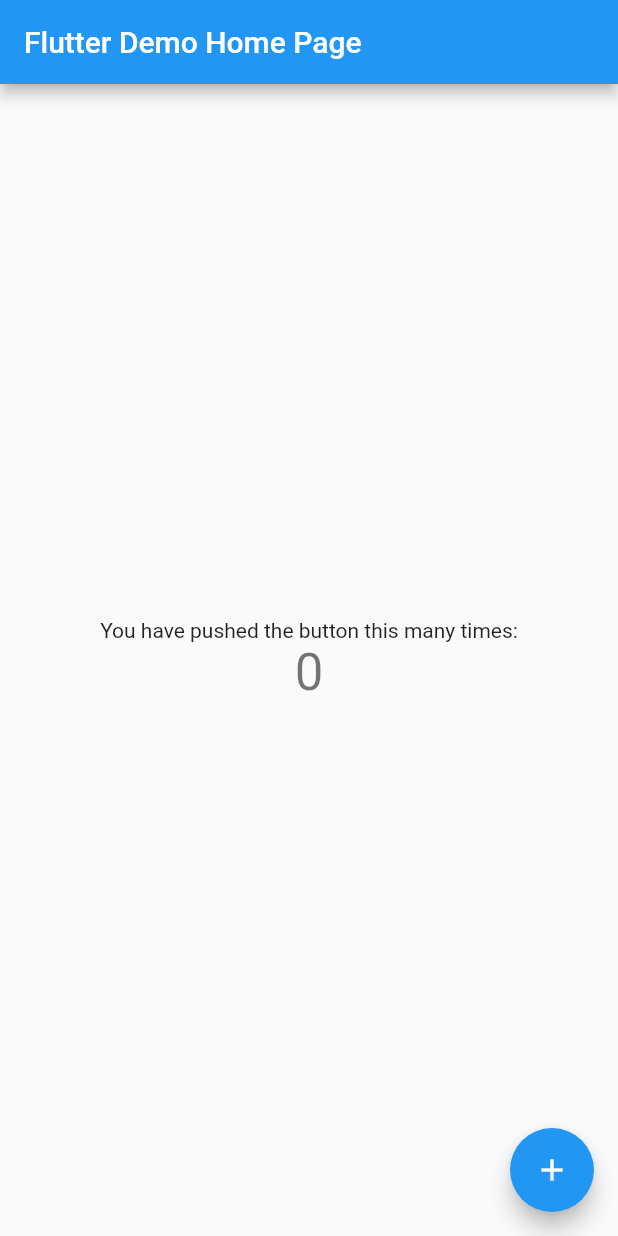
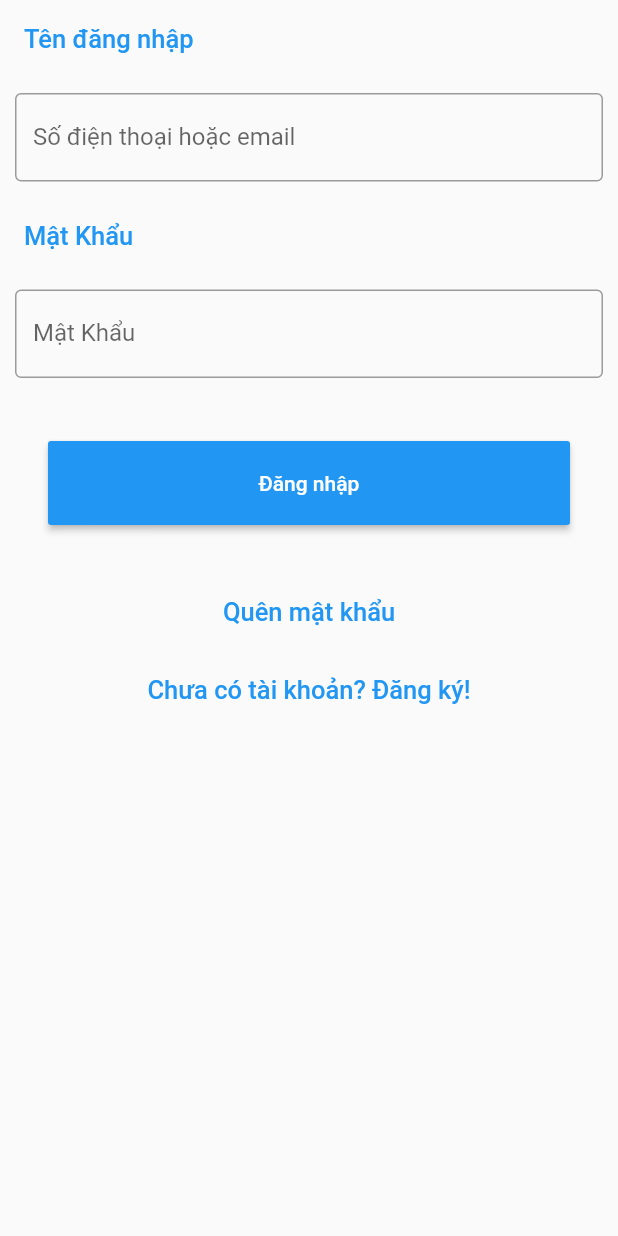
Before and after one commit to loanltt/halogis, a Flutter app: the screen it shows after launch, on a phone screen of 412 x 824 dp. Run offline on Flutter 3.47's test engine with Material 2 defaults, Android fonts, the phone set to English and light mode, and no system bars.

Commit message:
Added login screen

```diff
--- a/lib/main.dart
+++ b/lib/main.dart
@@ -1,117 +1,400 @@
 import 'package:flutter/material.dart';
 
 void main() {
-  runApp(MyApp());
+  //runApp(DangNhap());
+  runApp(MaterialApp(
+    title: 'Named Routes Demo',
+    // Start the app with the "/" named route. In this case, the app starts
+    // on the FirstScreen widget.
+    initialRoute: '/',
+    routes: {
+      // When navigating to the "/" route, build the FirstScreen widget.
+      '/': (context) => DangNhap(),
+      '/dangky': (context) => DangKy(),
+      // When navigating to the "/second" route, build the SecondScreen widget.
+      '/thongtinnguoidung': (context) => Thongtinnguoidung(),
+      // /name: (context) => NameScreen(),
+    },
+  ));
 }
 
-class MyApp extends StatelessWidget {
+class DangNhap extends StatelessWidget {
   // This widget is the root of your application.
   @override
   Widget build(BuildContext context) {
     return MaterialApp(
-      title: 'Flutter Demo',
-      theme: ThemeData(
-        // This is the theme of your application.
-        //
-        // Try running your application with "flutter run". You'll see the
-        // application has a blue toolbar. Then, without quitting the app, try
-        // changing the primarySwatch below to Colors.green and then invoke
-        // "hot reload" (press "r" in the console where you ran "flutter run",
-        // or simply save your changes to "hot reload" in a Flutter IDE).
-        // Notice that the counter didn't reset back to zero; the application
-        // is not restarted.
-        primarySwatch: Colors.blue,
-        // This makes the visual density adapt to the platform that you run
-        // the app on. For desktop platforms, the controls will be smaller and
-        // closer together (more dense) than on mobile platforms.
-        visualDensity: VisualDensity.adaptivePlatformDensity,
-      ),
-      home: MyHomePage(title: 'Flutter Demo Home Page'),
-    );
-  }
-}
+      //title: 'OTO VIET',
+      home: Scaffold(
+        /*appBar: AppBar(
+          title: Text('OTO VIET'),
+        ),*/
+        body: ListView(
+          children: [
+            textLogin,
+            tfLogin,
+            textPassword,
+            tfPassword,
+            buttonLogin,
+            forgetpassword,
+            //signIn
+            Container(
+              alignment: Alignment.center,
+              padding: const EdgeInsets.all(16),
+              child:GestureDetector(
+                onTap: () {
+                  Navigator.pushNamed(context, "/dangky");
+                },
+                child: Text(
+                  'Chưa có tài khoản? Đăng ký!',
+                  softWrap: true,
+                  style: TextStyle(
+                    color: Colors.blue,
+                    fontSize: 17,
+                    fontWeight: FontWeight.w500,
+                  ),
+                ),
+              ),
+            )
 
-class MyHomePage extends StatefulWidget {
-  MyHomePage({Key key, this.title}) : super(key: key);
-
-  // This widget is the home page of your application. It is stateful, meaning
-  // that it has a State object (defined below) that contains fields that affect
-  // how it looks.
-
-  // This class is the configuration for the state. It holds the values (in this
-  // case the title) provided by the parent (in this case the App widget) and
-  // used by the build method of the State. Fields in a Widget subclass are
-  // always marked "final".
-
-  final String title;
-
-  @override
-  _MyHomePageState createState() => _MyHomePageState();
-}
-
-class _MyHomePageState extends State<MyHomePage> {
-  int _counter = 0;
-
-  void _incrementCounter() {
-    setState(() {
-      // This call to setState tells the Flutter framework that something has
-      // changed in this State, which causes it to rerun the build method below
-      // so that the display can reflect the updated values. If we changed
-      // _counter without calling setState(), then the build method would not be
-      // called again, and so nothing would appear to happen.
-      _counter++;
-    });
-  }
-
-  @override
-  Widget build(BuildContext context) {
-    // This method is rerun every time setState is called, for instance as done
-    // by the _incrementCounter method above.
-    //
-    // The Flutter framework has been optimized to make rerunning build methods
-    // fast, so that you can just rebuild anything that needs updating rather
-    // than having to individually change instances of widgets.
-    return Scaffold(
-      appBar: AppBar(
-        // Here we take the value from the MyHomePage object that was created by
-        // the App.build method, and use it to set our appbar title.
-        title: Text(widget.title),
-      ),
-      body: Center(
-        // Center is a layout widget. It takes a single child and positions it
-        // in the middle of the parent.
-        child: Column(
-          // Column is also a layout widget. It takes a list of children and
-          // arranges them vertically. By default, it sizes itself to fit its
-          // children horizontally, and tries to be as tall as its parent.
-          //
-          // Invoke "debug painting" (press "p" in the console, choose the
-          // "Toggle Debug Paint" action from the Flutter Inspector in Android
-          // Studio, or the "Toggle Debug Paint" command in Visual Studio Code)
-          // to see the wireframe for each widget.
-          //
-          // Column has various properties to control how it sizes itself and
-          // how it positions its children. Here we use mainAxisAlignment to
-          // center the children vertically; the main axis here is the vertical
-          // axis because Columns are vertical (the cross axis would be
-          // horizontal).
-          mainAxisAlignment: MainAxisAlignment.center,
-          children: <Widget>[
-            Text(
-              'You have pushed the button this many times:',
-            ),
-            Text(
-              '$_counter',
-              style: Theme.of(context).textTheme.headline4,
-            ),
           ],
         ),
       ),
-      floatingActionButton: FloatingActionButton(
-        onPressed: _incrementCounter,
-        tooltip: 'Increment',
-        child: Icon(Icons.add),
-      ), // This trailing comma makes auto-formatting nicer for build methods.
     );
   }
+
+  Widget textLogin = Container(
+    padding: const EdgeInsets.all(16),
+    child: Text(
+      'Tên đăng nhập',
+      softWrap: true,
+      style: TextStyle(
+          color: Colors.blue,
+          fontSize: 17,
+          fontWeight: FontWeight.w500
+      ),
+    ),
+  );
+
+  Widget forgetpassword = Container(
+    alignment: Alignment.center,
+    padding: const EdgeInsets.all(16),
+    child: Text(
+      'Quên mật khẩu',
+      softWrap: true,
+      style: TextStyle(
+        color: Colors.blue,
+        fontSize: 17,
+        fontWeight: FontWeight.w500,
+      ),
+    ),
+  );
+
+  Widget signIn = Container(
+    alignment: Alignment.center,
+    padding: const EdgeInsets.all(16),
+    child: Text(
+      'Chưa có tài khoản? Đăng ký!',
+      softWrap: true,
+      style: TextStyle(
+        color: Colors.blue,
+        fontSize: 17,
+        fontWeight: FontWeight.w500,
+      ),
+    ),
+  );
+
+
+  Widget tfLogin = Container(
+    padding: EdgeInsets.all(10),
+    child: TextField(
+      decoration: InputDecoration(
+        border: OutlineInputBorder(),
+        labelText: 'Số điện thoại hoặc email',
+      ),
+    ),
+  );
+
+  Widget textPassword = Container(
+    padding: const EdgeInsets.all(16),
+    child: Text(
+      'Mật Khẩu',
+      softWrap: true,
+      style: TextStyle(
+          color: Colors.blue,
+          fontSize: 17,
+          fontWeight: FontWeight.w500
+      ),
+    ),
+  );
+
+  Widget tfPassword = Container(
+    padding: EdgeInsets.all(10),
+    child: TextField(
+      decoration: InputDecoration(
+        border: OutlineInputBorder(),
+        labelText: 'Mật Khẩu',
+      ),
+    ),
+  );
+
+  Widget buttonLogin = Container(
+    padding: const EdgeInsets.all(32),
+    child: RaisedButton(
+      //     disabledColor: Colors.red,
+      // disabledTextColor: Colors.black,
+      padding: const EdgeInsets.all(20),
+      textColor: Colors.white,
+      color: Colors.blue,
+      onPressed: () {
+
+      },
+      child: Text('Đăng nhập'),
+    ),
+  );
+
 }
+
+class DangKy extends StatelessWidget {
+  // This widget is the root of your application.
+  @override
+  Widget build(BuildContext context) {
+    return MaterialApp(
+      title: 'OTO VIET',
+      home: Scaffold(
+        appBar: AppBar(
+          title: Text('OTO VIET'),
+        ),
+        body: ListView(
+          children: [
+            //textLogin
+            textSignIn,
+            tfSignIn,
+            textPassword,
+            tfPassword,
+            checkedpassword,
+            tfcheckedpassword,
+            RaisedButton(
+              //     disabledColor: Colors.red,
+              // disabledTextColor: Colors.black,
+              padding: const EdgeInsets.all(20),
+              textColor: Colors.white,
+              color: Colors.blue,
+              onPressed: () {
+                Navigator.pushNamed(context, '/thongtinnguoidung');
+              },
+              child: Text('Tiếp tục'),
+            ),
+
+          ],
+        ),
+      ),
+    );
+  }
+
+  Widget textSignIn = Container(
+    padding: const EdgeInsets.all(16),
+    child: Text(
+      'Tài khoản',
+      softWrap: true,
+      style: TextStyle(
+          color: Colors.blue,
+          fontSize: 17,
+          fontWeight: FontWeight.w500
+      ),
+    ),
+  );
+
+  Widget tfSignIn = Container(
+    padding: EdgeInsets.all(10),
+    child: TextField(
+      decoration: InputDecoration(
+        border: OutlineInputBorder(),
+        labelText: 'Số điện thoại hoặc email',
+      ),
+    ),
+  );
+
+  Widget textPassword = Container(
+    padding: const EdgeInsets.all(16),
+    child: Text(
+      'Mật Khẩu',
+      softWrap: true,
+      style: TextStyle(
+          color: Colors.blue,
+          fontSize: 17,
+          fontWeight: FontWeight.w500
+      ),
+    ),
+  );
+
+  Widget tfPassword = Container(
+    padding: EdgeInsets.all(10),
+    child: TextField(
+      decoration: InputDecoration(
+        border: OutlineInputBorder(),
+        labelText: 'Mật Khẩu',
+      ),
+    ),
+  );
+
+  Widget checkedpassword = Container(
+    padding: const EdgeInsets.all(16),
+    child: Text(
+      'Nhập lại mật khẩu',
+      softWrap: true,
+      style: TextStyle(
+          color: Colors.blue,
+          fontSize: 17,
+          fontWeight: FontWeight.w500
+      ),
+    ),
+  );
+
+  Widget tfcheckedpassword = Container(
+    padding: EdgeInsets.all(10),
+    child: TextField(
+      decoration: InputDecoration(
+        border: OutlineInputBorder(),
+        labelText: 'Mật Khẩu',
+      ),
+    ),
+  );
+
+  Widget buttonNext = Container(
+    padding: const EdgeInsets.all(32),
+    child: RaisedButton(
+      //     disabledColor: Colors.red,
+      // disabledTextColor: Colors.black,
+      padding: const EdgeInsets.all(20),
+      textColor: Colors.white,
+      color: Colors.blue,
+      onPressed: () {
+        //Navigator.pushNamed(context, '/second');
+      },
+      child: Text('Tiếp tục'),
+    ),
+  );
+}
+
+class Thongtinnguoidung extends StatelessWidget {
+  // This widget is the root of your application.
+  @override
+  Widget build(BuildContext context) {
+    return MaterialApp(
+      title: 'OTO VIET',
+      home: Scaffold(
+        appBar: AppBar(
+          title: Text('OTO VIET'),
+        ),
+        body: ListView(
+          children: [
+            //textLogin
+            textYourName,
+            tfYourName,
+            textCmnd,
+            tfCmnd,
+            textDate,
+            tfDate,
+            RaisedButton(
+              //     disabledColor: Colors.red,
+              // disabledTextColor: Colors.black,
+              padding: const EdgeInsets.all(20),
+              textColor: Colors.white,
+              color: Colors.blue,
+              onPressed: () {
+                Navigator.pop(context);
+              },
+              child: Text('Xong'),
+            ),
+
+
+          ],
+        ),
+      ),
+    );
+  }
+
+  Widget textYourName = Container(
+    padding: const EdgeInsets.all(16),
+    child: Text(
+      'Họ và Tên',
+      softWrap: true,
+      style: TextStyle(
+          color: Colors.blue,
+          fontSize: 17,
+          fontWeight: FontWeight.w500
+      ),
+    ),
+  );
+
+  Widget tfYourName = Container(
+    padding: EdgeInsets.all(10),
+    child: TextField(
+      decoration: InputDecoration(
+        border: OutlineInputBorder(),
+        labelText: 'Họ và Tên',
+      ),
+    ),
+  );
+
+  Widget textCmnd = Container(
+    padding: const EdgeInsets.all(16),
+    child: Text(
+      'Số chứng minh nhân dân',
+      softWrap: true,
+      style: TextStyle(
+          color: Colors.blue,
+          fontSize: 17,
+          fontWeight: FontWeight.w500
+      ),
+    ),
+  );
+
+  Widget tfCmnd = Container(
+    padding: EdgeInsets.all(10),
+    child: TextField(
+      decoration: InputDecoration(
+        border: OutlineInputBorder(),
+        labelText: 'Nhập số chứng minh nhân dân',
+      ),
+    ),
+  );
+
+  Widget textDate = Container(
+    padding: const EdgeInsets.all(16),
+    child: Text(
+      'Ngày tháng năm sinh',
+      softWrap: true,
+      style: TextStyle(
+          color: Colors.blue,
+          fontSize: 17,
+          fontWeight: FontWeight.w500
+      ),
+    ),
+  );
+
+  Widget tfDate = Container(
+    padding: EdgeInsets.all(10),
+    child: TextField(
+      decoration: InputDecoration(
+        border: OutlineInputBorder(),
+        labelText: 'Nhập ngày tháng năm sinh',
+      ),
+    ),
+  );
+
+  Widget buttonEnter = Container(
+    padding: const EdgeInsets.all(32),
+    child: RaisedButton(
+      //     disabledColor: Colors.red,
+      // disabledTextColor: Colors.black,
+      padding: const EdgeInsets.all(20),
+      textColor: Colors.white,
+      color: Colors.blue,
+      onPressed: () {
+
+      },
+      child: Text('Xong'),
+    ),
+  );
+}
```
Also changed, not shown: 1 other file.
